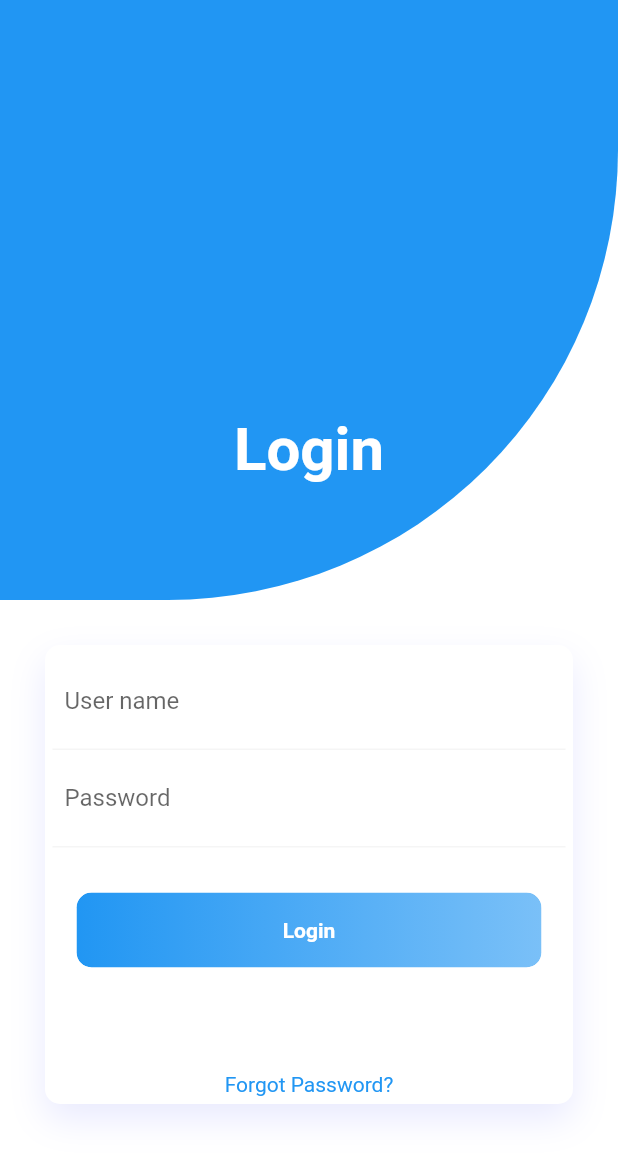
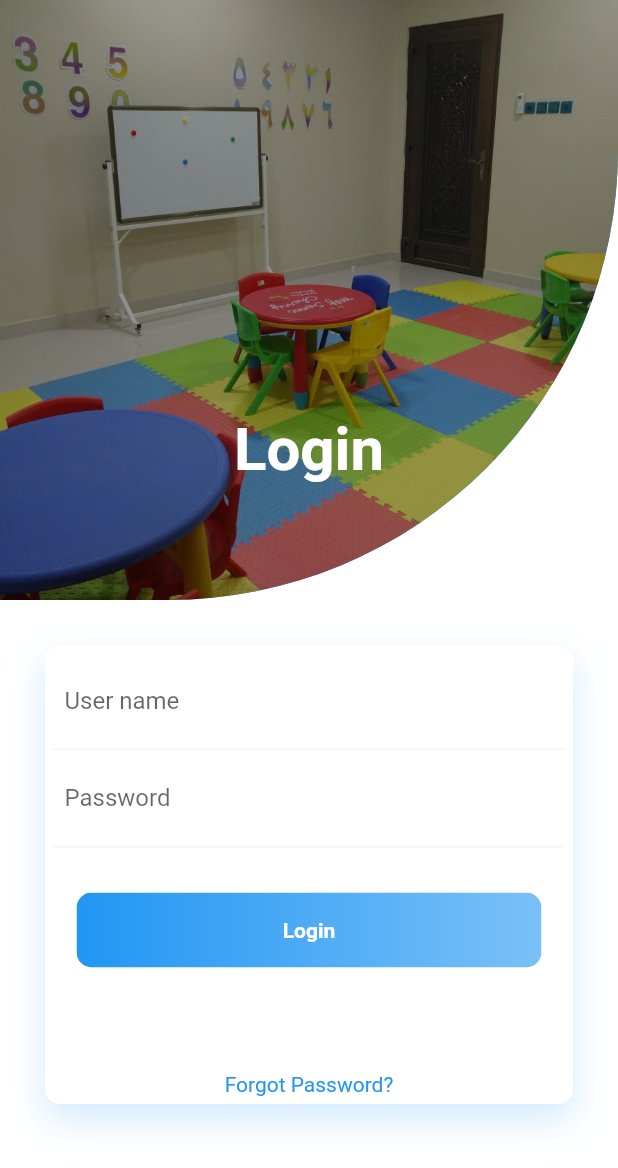
Before and after one commit to Whiteeagle-team/Juniors-on-map, a Flutter app: the screen it shows after launch, on a phone screen of 412 x 824 dp. Shown: the top 1168 px of the screen. Run offline on Flutter 3.47's test engine with Material 2 defaults, Android fonts, the phone set to English and light mode, and no system bars; our stand-ins replace google_maps_flutter; generated files the repository leaves out were written again.

Commit message:
Update login_page.dart

```diff
--- a/lib/src/screens/login/login_page.dart
+++ b/lib/src/screens/login/login_page.dart
@@ -11,24 +11,25 @@ class LoginPage extends StatelessWidget {
 
   @override
   Widget build(BuildContext context) {
-    return SafeArea(
-      child: Scaffold(
+    return Scaffold(
       backgroundColor: Colors.white,
       body: SingleChildScrollView(
-          child: Container(
         child: Column(
           children: [
             Container(
               padding: const EdgeInsets.only(top: 200),
               height: 400,
               width: double.infinity,
-                  decoration: const BoxDecoration(
-                      borderRadius: BorderRadius.only(
+              decoration: BoxDecoration(
+                  borderRadius: const BorderRadius.only(
                     bottomRight: Radius.circular(300),
                   ),
-                      color: Colors.blue
-                      // image: DecorationImage(image: Image.asset("assets/images/login.webp").image,fit: BoxFit.cover,)
-                      ),
+                  color: Colors.blue,
+                  image: DecorationImage(
+                      image: Image.asset("assets/images/login.jpg").image,
+                      fit: BoxFit.cover,
+                      colorFilter: const ColorFilter.mode(
+                          Colors.black38, BlendMode.darken))),
               alignment: Alignment.center,
               child: Text(
                 AppLocalizations.of(context)!.login,
@@ -47,11 +48,11 @@ class LoginPage extends StatelessWidget {
                     decoration: BoxDecoration(
                       color: Colors.white,
                       borderRadius: BorderRadius.circular(10),
-                          boxShadow: const [
+                      boxShadow:  [
                         BoxShadow(
-                                color: Color.fromRGBO(143, 148, 251, 0.2),
+                            color: Colors.blue.withOpacity(0.20),
                             blurRadius: 20,
-                                offset: Offset(0, 10))
+                            offset: const Offset(0, 10))
                       ],
                     ),
                     child: Column(
@@ -64,10 +65,11 @@ class LoginPage extends StatelessWidget {
                             )),
                             child: TextField(
                               controller: _userNameController,
+                              textInputAction: TextInputAction.next,
                               decoration: InputDecoration(
                                   border: InputBorder.none,
-                                      hintText: AppLocalizations.of(context)!
-                                          .userName,
+                                  hintText:
+                                      AppLocalizations.of(context)!.userName,
                                   helperStyle:
                                       TextStyle(color: Colors.grey[400])),
                             )),
@@ -79,12 +81,13 @@ class LoginPage extends StatelessWidget {
                             )),
                             child: TextField(
                               controller: _passController,
-                                  onSubmitted: (v) =>login(context),
-
+                              keyboardType: TextInputType.visiblePassword,
+                              obscureText: true,
+                              onSubmitted: (v) => login(context),
                               decoration: InputDecoration(
                                   border: InputBorder.none,
-                                      hintText: AppLocalizations.of(context)!
-                                          .password,
+                                  hintText:
+                                      AppLocalizations.of(context)!.password,
                                   helperStyle:
                                       TextStyle(color: Colors.grey[400])),
                             )),
@@ -92,13 +95,12 @@ class LoginPage extends StatelessWidget {
                           height: 30,
                         ),
                         Padding(
-                              padding:
-                                  const EdgeInsets.symmetric(horizontal: 16),
+                          padding: const EdgeInsets.symmetric(horizontal: 16),
                           child: ClipRRect(
                             borderRadius: BorderRadius.circular(10),
                             child: MaterialButton(
                               padding: EdgeInsets.zero,
-                                  onPressed: () =>login(context),
+                              onPressed: () => login(context),
                               child: Container(
                                 height: 50,
                                 decoration: BoxDecoration(
@@ -135,8 +137,6 @@ class LoginPage extends StatelessWidget {
           ],
         ),
       ),
-        ),
-      ),
     );
   }
 
```
Lines whose indentation alone changed are shown as unchanged.
